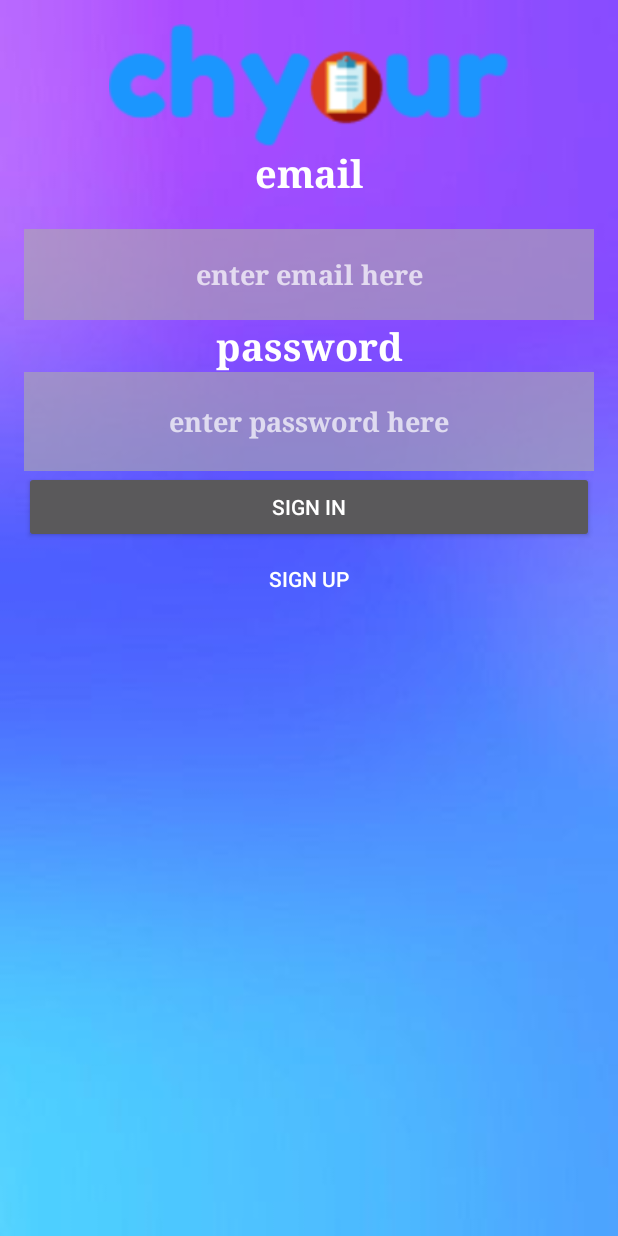
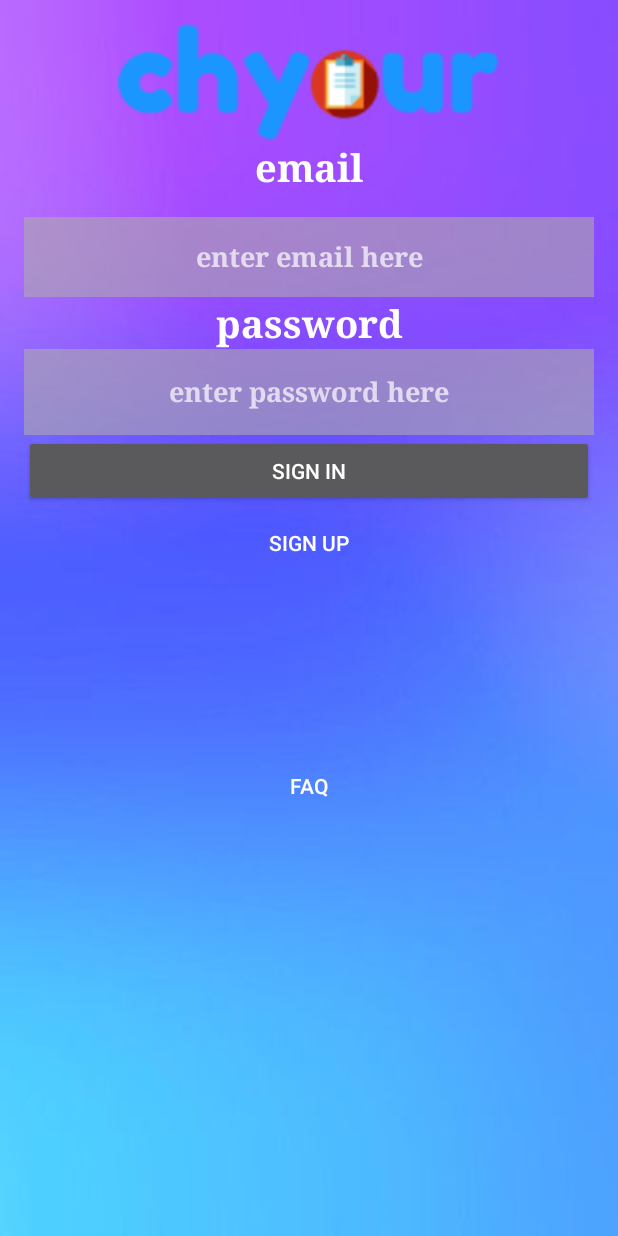
Before and after one commit to AakankshaRaika/chYOUR, an Android app: the screen it shows after launch (signIn), on a phone screen of 412 x 824 dp. Run offline under Robolectric (Android 15) with nearby library versions, the phone set to English and light mode, and no system bars; our stand-ins replace Volley.

Commit message:
faq page

```diff
--- a/chYOUR/app/src/main/java/chyourgui/signIn.java
+++ b/chYOUR/app/src/main/java/chyourgui/signIn.java
@@ -10,6 +10,7 @@ import android.widget.EditText;
 
 import com.chyour.R;
 import com.chyour.SignupActivity;
+import com.chyour.faq;
 
 import java.io.BufferedReader;
 import java.io.FileInputStream;
@@ -24,6 +25,7 @@ public class signIn extends AppCompatActivity implements View.OnClickListener {
 
     Button bSignUp;
     Button bSignIn;
+    Button bFAQ;
     EditText passwordVar;
     EditText emailVar;
 
@@ -35,9 +37,11 @@ public class signIn extends AppCompatActivity implements View.OnClickListener {
         emailVar = (EditText) findViewById(R.id.emailVar);
         passwordVar = (EditText) findViewById(R.id.passwordVar);
         bSignIn = (Button) findViewById(R.id.bSignIn);
+        bFAQ = (Button) findViewById(R.id.bFAQ);
         bSignUp = (Button) findViewById(R.id.bSignUp);
         bSignIn.setOnClickListener(this);
         bSignUp.setOnClickListener(this);
+        bFAQ.setOnClickListener(this);
     }
 
     @Override
@@ -100,6 +104,11 @@ public class signIn extends AppCompatActivity implements View.OnClickListener {
             case R.id.bSignUp:
                 startActivity(new Intent(this, SignupActivity.class));
                 break;
+
+
+            case R.id.bFAQ:
+                startActivity(new Intent(this, faq.class));
+                break;
         }
     }
 }
--- a/chYOUR/app/src/main/res/layout/activity_sign_in.xml
+++ b/chYOUR/app/src/main/res/layout/activity_sign_in.xml
@@ -50,5 +50,31 @@
             android:layout_width="match_parent" android:layout_height="wrap_content"
             android:text="Sign Up" android:textColor="#ffffff" />
 
+        <TextView
+            android:layout_width="match_parent"
+            android:layout_height="wrap_content"
+            android:id="@+id/textView23"
+            android:layout_weight="0.04" />
+
+        <TextView
+            android:layout_width="match_parent"
+            android:layout_height="wrap_content"
+            android:id="@+id/textView24"
+            android:layout_weight="0.04" />
+
+        <TextView
+            android:layout_width="match_parent"
+            android:layout_height="wrap_content"
+            android:id="@+id/textView26"
+            android:layout_weight="0.04" />
+
+        <Button
+            android:text="FAQ"
+            android:layout_width="match_parent"
+            android:layout_height="wrap_content"
+            android:id="@+id/bFAQ"
+            android:layout_weight="0.04"
+            style="@style/Widget.AppCompat.Button.Borderless" />
+
     </LinearLayout>
 </RelativeLayout>
```
Also changed, not shown: chYOUR/app/src/main/java/com/chyour/faq.java (added, +34 -0 lines), chYOUR/app/src/main/res/layout/activity_faq.xml (added, +124 -0 lines).
